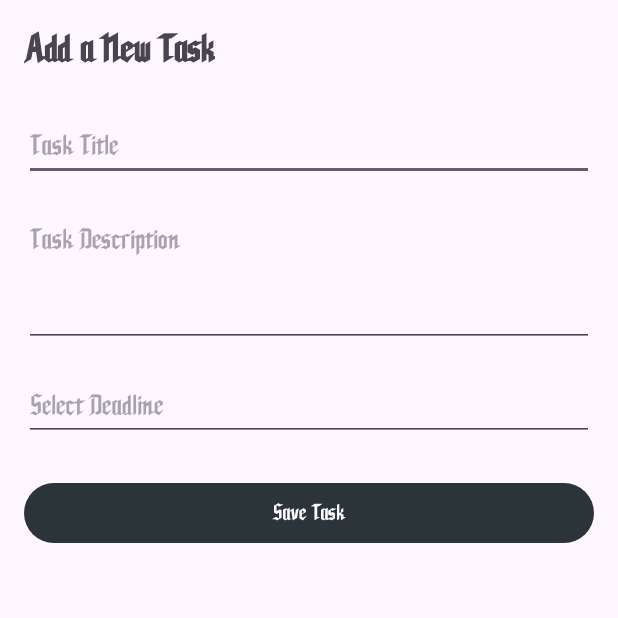
After one commit to gioyatar/MoodTok, an Android app: the ToDoPageActivity screen opened directly, with no data from a screen before it, on a phone screen of 412 x 824 dp, the top half of it. The commit adds this screen. Run offline under Robolectric (Android 15) with nearby library versions, the phone set to English and light mode, and no system bars.

```diff
--- a/app/build.gradle
+++ b/app/build.gradle
@@ -26,6 +26,9 @@ android {
         sourceCompatibility JavaVersion.VERSION_11
         targetCompatibility JavaVersion.VERSION_11
     }
+    buildFeatures {
+        viewBinding true
+    }
 }
 
 dependencies {
@@ -34,6 +37,8 @@ dependencies {
     implementation libs.material
     implementation libs.activity
     implementation libs.constraintlayout
+    implementation libs.navigation.fragment
+    implementation libs.navigation.ui
     testImplementation libs.junit
     androidTestImplementation libs.ext.junit
     androidTestImplementation libs.espresso.core
--- /dev/null
+++ b/app/src/main/java/com/example/moodtok/ToDoActivity.java
@@ -0,0 +1,4 @@
+package com.example.moodtok;
+
+public class ToDoActivity {
+}
--- /dev/null
+++ b/app/src/main/java/com/example/moodtok/ToDoPageActivity.java
@@ -0,0 +1,66 @@
+package com.example.moodtok;
+
+import android.app.DatePickerDialog;
+import android.os.Bundle;
+import android.widget.Button;
+import android.widget.EditText;
+import android.widget.Toast;
+
+import androidx.appcompat.app.AppCompatActivity;
+
+import java.util.Calendar;
+
+public class ToDoPageActivity extends AppCompatActivity {
+
+    EditText editTextTaskTitle, editTextTaskDescription, editTextDeadline;
+    Button btnSaveTask;
+
+    @Override
+    protected void onCreate(Bundle savedInstanceState) {
+        super.onCreate(savedInstanceState);
+        setContentView(R.layout.todopage); // Make sure the XML file is named correctly
+
+        // Initialize views
+        editTextTaskTitle = findViewById(R.id.editTextTaskTitle);
+        editTextTaskDescription = findViewById(R.id.editTextTaskDescription);
+        editTextDeadline = findViewById(R.id.editTextDeadline);
+        btnSaveTask = findViewById(R.id.btnSaveTask);
+
+        // Date picker for deadline
+        editTextDeadline.setOnClickListener(view -> {
+            Calendar calendar = Calendar.getInstance();
+            int year = calendar.get(Calendar.YEAR);
+            int month = calendar.get(Calendar.MONTH);
+            int day = calendar.get(Calendar.DAY_OF_MONTH);
+
+            DatePickerDialog datePickerDialog = new DatePickerDialog(
+                    ToDoPageActivity.this,
+                    (datePicker, selectedYear, selectedMonth, selectedDay) -> {
+                        String date = (selectedMonth + 1) + "/" + selectedDay + "/" + selectedYear;
+                        editTextDeadline.setText(date);
+                    },
+                    year, month, day
+            );
+            datePickerDialog.show();
+        });
+
+        // Save button logic
+        btnSaveTask.setOnClickListener(view -> {
+            String title = editTextTaskTitle.getText().toString().trim();
+            String description = editTextTaskDescription.getText().toString().trim();
+            String deadline = editTextDeadline.getText().toString().trim();
+
+            if (title.isEmpty() || deadline.isEmpty()) {
+                Toast.makeText(ToDoPageActivity.this, "Please enter title and deadline", Toast.LENGTH_SHORT).show();
+                return;
+            }
+
+            Task task = new Task(0, title, description, deadline);
+            TaskDatabaseHelper db = new TaskDatabaseHelper(ToDoPageActivity.this);
+            db.insertTask(task);
+
+            Toast.makeText(ToDoPageActivity.this, "Task saved!", Toast.LENGTH_SHORT).show();
+            finish(); // go back to MainActivity
+        });
+    }
+}
--- /dev/null
+++ b/app/src/main/res/layout/todopage.xml
@@ -0,0 +1,56 @@
+<LinearLayout xmlns:android="http://schemas.android.com/apk/res/android"
+    xmlns:tools="http://schemas.android.com/tools"
+    android:layout_width="match_parent"
+    android:layout_height="match_parent"
+    android:orientation="vertical"
+    android:padding="16dp"
+    tools:context=".ToDoPageActivity">
+
+    <!-- Title -->
+    <TextView
+        android:layout_width="wrap_content"
+        android:layout_height="wrap_content"
+        android:text="Add a New Task"
+        android:textSize="24sp"
+        android:textStyle="bold"
+        android:layout_marginBottom="24dp" />
+
+    <!-- Task Title -->
+    <EditText
+        android:id="@+id/editTextTaskTitle"
+        android:layout_width="match_parent"
+        android:layout_height="wrap_content"
+        android:hint="Task Title"
+        android:inputType="textCapSentences"
+        android:layout_marginBottom="16dp" />
+
+    <!-- Task Description -->
+    <EditText
+        android:id="@+id/editTextTaskDescription"
+        android:layout_width="match_parent"
+        android:layout_height="wrap_content"
+        android:hint="Task Description"
+        android:inputType="textMultiLine"
+        android:minLines="3"
+        android:gravity="top"
+        android:layout_marginBottom="16dp" />
+
+    <!-- Deadline Picker -->
+    <EditText
+        android:id="@+id/editTextDeadline"
+        android:layout_width="match_parent"
+        android:layout_height="wrap_content"
+        android:hint="Select Deadline"
+        android:focusable="false"
+        android:clickable="true"
+        android:inputType="none"
+        android:layout_marginBottom="24dp" />
+
+    <!-- Save Button -->
+    <Button
+        android:id="@+id/btnSaveTask"
+        android:layout_width="match_parent"
+        android:layout_height="wrap_content"
+        android:text="Save Task" />
+
+</LinearLayout>
--- a/app/src/main/res/values/themes.xml
+++ b/app/src/main/res/values/themes.xml
@@ -17,4 +17,9 @@
 
     <!-- Set the Default Theme to Devil Hunter -->
     <style name="Theme.MoodTok" parent="Theme.AppCompat.DarkSlayer" />
+  <!-- Base application theme. -->
+    <style name="Base.Theme.MoodTok" parent="Theme.Material3.DayNight.NoActionBar">
+        <!-- Customize your light theme here. -->
+        <!-- <item name="colorPrimary">@color/my_light_primary</item> -->
+    </style>
 </resources>
--- a/gradle/libs.versions.toml
+++ b/gradle/libs.versions.toml
@@ -7,6 +7,8 @@ appcompat = "1.6.1"
 material = "1.10.0"
 activity = "1.10.1"
 constraintlayout = "2.1.4"
+navigationFragment = "2.6.0"
+navigationUi = "2.6.0"
 
 [libraries]
 junit = { group = "junit", name = "junit", version.ref = "junit" }
@@ -16,6 +18,8 @@ appcompat = { group = "androidx.appcompat", name = "appcompat", version.ref = "a
 material = { group = "com.google.android.material", name = "material", version.ref = "material" }
 activity = { group = "androidx.activity", name = "activity", version.ref = "activity" }
 constraintlayout = { group = "androidx.constraintlayout", name = "constraintlayout", version.ref = "constraintlayout" }
+navigation-fragment = { group = "androidx.navigation", name = "navigation-fragment", version.ref = "navigationFragment" }
+navigation-ui = { group = "androidx.navigation", name = "navigation-ui", version.ref = "navigationUi" }
 
 [plugins]
 android-application = { id = "com.android.application", version.ref = "agp" }
```
Also changed, not shown: app/src/main/AndroidManifest.xml (+14 -3 lines), app/src/main/java/com/example/moodtok/Task.java (added, +21 -0 lines), app/src/main/java/com/example/moodtok/TaskAdapter.java (added, +49 -0 lines), app/src/main/java/com/example/moodtok/TaskDatabaseHelper.java (added, +73 -0 lines), app/src/main/res/layout/todo.xml (added, +47 -0 lines), app/src/main/res/layout/todoitem.xml (added, +48 -0 lines), app/src/main/res/values/strings.xml (+42 -0 lines).
